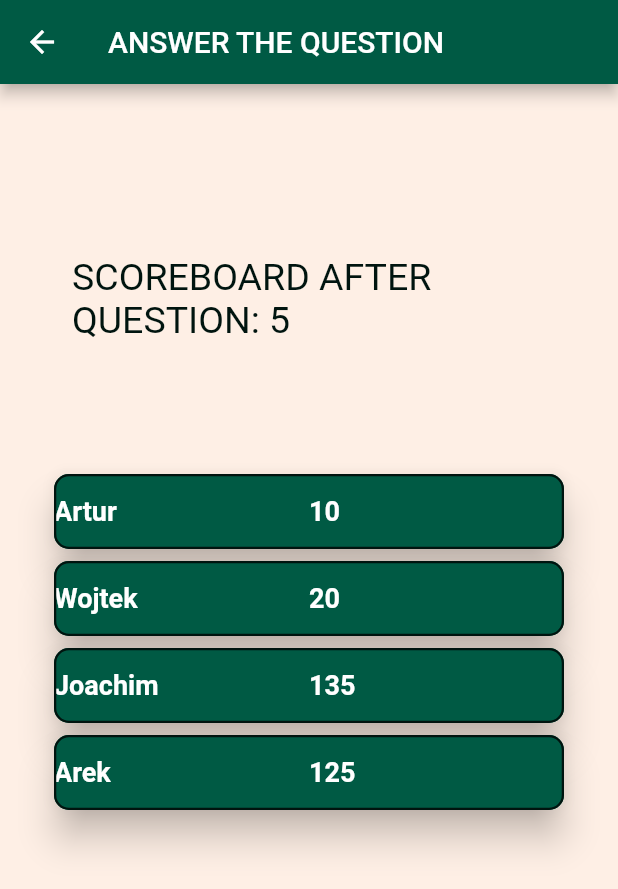
After one commit to DropTablePWR/kahootify, a Flutter app: the GamePage screen opened directly, swiped to page 3, on a phone screen of 412 x 824 dp. The commit adds this screen. Shown: the top 889 px of the screen. Run offline on Flutter 3.47's test engine with Material 2 defaults, Android fonts, the phone set to English and light mode, and no system bars; our stand-ins replace backdrop, bloc, equatable, flutter_bloc, flutter_neumorphic, flutter_spinkit and 5 more; missing offline and left inert: kahootify_server, scan, wifi_iot; accounts and stored records are empty; statements that could not run were skipped.

Commit message:
KAH-16 client game screen
Co-authored-by: Joachim Schmidt <joachim.schmidt@wp.pl>

```diff
--- /dev/null
+++ b/lib/features/game/views/game_page.dart
@@ -0,0 +1,70 @@
+import 'package:flutter/material.dart';
+import 'package:kahootify/color_const.dart';
+import 'package:kahootify_server/models/category.dart';
+import 'package:kahootify_server/models/player_info.dart';
+import 'package:kahootify_server/models/question.dart';
+import 'package:kahootify_server/models/quiz_question.dart';
+import 'package:kahootify_server/models/server_info.dart';
+
+import 'page_view_pages/first_page_view.dart';
+import 'page_view_pages/second_page_view.dart';
+import 'page_view_pages/third_page_view.dart';
+
+class GamePage extends StatelessWidget {
+  final QuizQuestion quizQuestion =
+      QuizQuestion('Animals', QuestionDifficulty.easy, 'dokąd nocą tupta jeż?', ['do przedszkola', 'do domu', 'do łóżka', 'o tam tam tam']);
+
+  final ServerInfo serverInfo = ServerInfo(
+    code: '1234',
+    qrCode: '1234',
+    ip: '1234',
+    name: 'TEST',
+    maxNumberOfPlayers: 10,
+    currentNumberOfPlayers: 10,
+    serverStatus: ServerStatus.inGame,
+    category: Category(id: 1, name: 'Animals'),
+    numberOfQuestions: 20,
+    answerTimeLimit: 20,
+    autoStart: true,
+  );
+
+  final int questionNumber = 5;
+  final List<PlayerInfo> results = [
+    PlayerInfo(id: 0, name: 'Artur', score: 10),
+    PlayerInfo(id: 1, name: 'Wojtek', score: 20),
+    PlayerInfo(id: 2, name: 'Joachim', score: 135),
+    PlayerInfo(id: 3, name: 'Arek', score: 125)
+  ];
+
+  final bool horizontal = false;
+
+  final numberOfResults = 4;
+
+  @override
+  Widget build(BuildContext context) {
+    final PageController controller = PageController(initialPage: 0);
+    return OrientationBuilder(
+      builder: (context, orientation) {
+        return Scaffold(
+          backgroundColor: KColors.backgroundLightColor,
+          appBar: AppBar(
+            title: Text('ANSWER THE QUESTION'),
+            backgroundColor: KColors.backgroundGreenColor,
+          ),
+          body: PageView(
+            scrollDirection: Axis.horizontal,
+            controller: controller,
+            physics: NeverScrollableScrollPhysics(),
+            children: [
+              CountDownPage(questionNumber: questionNumber),
+              QuestionPage(serverInfo: serverInfo, quizQuestion: quizQuestion, questionNumber: questionNumber),
+              ResultsPage(questionNumber: questionNumber, results: results),
+            ],
+          ),
+        );
+      },
+    );
+  }
+}
+
+enum ButtonState { disabled, enabled, correct, incorrect, waiting }
--- /dev/null
+++ b/lib/features/game/views/page_view_pages/third_page_view.dart
@@ -0,0 +1,45 @@
+import 'package:flutter/material.dart';
+import 'package:kahootify/features/game/views/widgets.dart';
+import 'package:kahootify_server/models/player_info.dart';
+
+class ResultsPage extends StatelessWidget {
+  const ResultsPage({required this.questionNumber, required this.results});
+
+  final int questionNumber;
+  final List<PlayerInfo> results;
+
+  @override
+  Widget build(BuildContext context) {
+    return OrientationBuilder(
+      builder: (context, orientation) {
+        return Padding(
+          padding: orientation == Orientation.portrait ? const EdgeInsets.symmetric(horizontal: 32) : const EdgeInsets.symmetric(horizontal: 64),
+          child: Column(
+            mainAxisAlignment: MainAxisAlignment.spaceEvenly,
+            children: [
+              Expanded(
+                flex: 1,
+                child: Row(
+                  mainAxisAlignment: MainAxisAlignment.center,
+                  children: [
+                    Expanded(
+                      child: HeaderText(text: 'SCOREBOARD AFTER QUESTION: ' + questionNumber.toString()),
+                    ),
+                  ],
+                ),
+              ),
+              Expanded(
+                flex: 2,
+                child: ListView.builder(
+                  shrinkWrap: true,
+                  itemCount: results.length,
+                  itemBuilder: (_, int index) => ResultListItem(playerInfo: results[index]),
+                ),
+              )
+            ],
+          ),
+        );
+      },
+    );
+  }
+}
--- /dev/null
+++ b/lib/features/game/views/widgets.dart
@@ -0,0 +1,121 @@
+import 'package:circular_countdown_timer/circular_countdown_timer.dart';
+import 'package:flutter/material.dart';
+import 'package:kahootify/color_const.dart';
+import 'package:kahootify/features/game/views/game_page.dart';
+import 'package:kahootify_server/models/player_info.dart';
+
+class CircularCountdown extends StatelessWidget {
+  const CircularCountdown({required this.time});
+
+  final int time;
+
+  @override
+  Widget build(BuildContext context) {
+    return CircularCountDownTimer(
+      width: 150,
+      height: 150,
+      duration: time,
+      textFormat: CountdownTextFormat.S,
+      ringColor: KColors.backgroundLightColor,
+      fillColor: KColors.backgroundGreenColor,
+      strokeWidth: 10.0,
+      isReverse: true,
+      textStyle: TextStyle(fontSize: 35, color: KColors.basedBlackColor),
+      onStart: () {
+        print("czas start");
+      },
+      onComplete: () {
+        print("czas stop");
+      },
+    );
+  }
+}
+
+class AnswerButton extends StatelessWidget {
+  const AnswerButton({
+    required this.index,
+    required this.answer,
+    required this.buttonState,
+  });
+
+  final int index;
+  final String answer;
+  final ButtonState buttonState;
+
+  Color getButtonColor() {
+    switch (buttonState) {
+      case ButtonState.correct:
+        return KColors.backgroundGreenColor;
+      case ButtonState.incorrect:
+        return KColors.basedRedColor;
+      case ButtonState.waiting:
+        return Colors.grey.shade300;
+      case ButtonState.enabled:
+        return KColors.basedOrangeColor;
+      default:
+        return Colors.grey.shade300;
+    }
+  }
+
+  @override
+  Widget build(BuildContext context) {
+    return Center(
+      child: ElevatedButton(
+        onPressed: () {}, //TODO on answerButton pressed
+        child: Text(answer),
+        style: ElevatedButton.styleFrom(
+            primary: getButtonColor(),
+            alignment: Alignment.center,
+            shape: RoundedRectangleBorder(borderRadius: BorderRadius.circular(10.0)),
+            elevation: 5,
+            padding: const EdgeInsets.symmetric(horizontal: 16),
+            textStyle: TextStyle(color: KColors.basedBlackColor, fontSize: 15),
+            minimumSize: Size(140, 120)),
+      ),
+    );
+  }
+}
+
+class HeaderText extends StatelessWidget {
+  const HeaderText({required this.text});
+
+  final String text;
+
+  @override
+  Widget build(BuildContext context) {
+    return Padding(
+      padding: const EdgeInsets.fromLTRB(16, 30, 16, 0),
+      child: Text(text, style: TextStyle(fontSize: 25, color: KColors.basedBlackColor)),
+    );
+  }
+}
+
+class ResultListItem extends StatelessWidget {
+  final PlayerInfo playerInfo;
+
+  const ResultListItem({required this.playerInfo});
+
+  static const _resultTextStyle = TextStyle(color: Colors.white, fontSize: 18, fontWeight: FontWeight.bold);
+
+  @override
+  Widget build(BuildContext context) {
+    return Card(
+      shape: RoundedRectangleBorder(
+        borderRadius: BorderRadius.circular(10.0),
+        side: BorderSide(color: KColors.basedBlackColor, width: 1.5),
+      ),
+      color: KColors.backgroundGreenColor,
+      elevation: 10,
+      child: SizedBox(
+        height: 50.0,
+        child: Row(
+          mainAxisAlignment: MainAxisAlignment.spaceAround,
+          children: [
+            Expanded(child: Text(playerInfo.name, style: _resultTextStyle)),
+            Expanded(child: Text(playerInfo.score.toString(), style: _resultTextStyle)),
+          ],
+        ),
+      ),
+    );
+  }
+}
--- a/lib/features/lobby/views/lobby_page.dart
+++ b/lib/features/lobby/views/lobby_page.dart
@@ -5,9 +5,9 @@ import 'package:flutter/material.dart';
 import 'package:flutter_bloc/flutter_bloc.dart';
 import 'package:flutter_neumorphic/flutter_neumorphic.dart';
 import 'package:kahootify/color_const.dart';
+import 'package:kahootify/features/game/views/game_page.dart';
 import 'package:kahootify/features/lobby/bloc/lobby_page_bloc.dart';
 import 'package:kahootify/features/lobby/views/players_list_view.dart';
-import 'package:kahootify/features/welcome/welcome_page.dart';
 import 'package:kahootify_server/models/player_info.dart';
 import 'package:kahootify_server/models/server_info.dart';
 
@@ -47,7 +47,7 @@ class LobbyPage extends StatelessWidget {
         return BlocConsumer<LobbyPageBloc, LobbyPageState>(
           listener: (context, lobbyPageState) {
             if (lobbyPageState.shouldProceedToGameScreen) {
-              Navigator.of(context).push(MaterialPageRoute(builder: (context) => WelcomePage())); //TODO navigate to game screen
+              Navigator.of(context).push(MaterialPageRoute(builder: (context) => GamePage()));
             }
           },
           builder: (context, lobbyPageState) {
--- a/pubspec.yaml
+++ b/pubspec.yaml
@@ -27,6 +27,7 @@ dependencies:
   backdrop: ^0.6.1
   qr_flutter: ^4.0.0
   flutter_neumorphic: ^3.1.0
+  circular_countdown_timer: ^0.2.0
   kahootify_server:
     path: packages/server
 
```
Also changed, not shown: lib/features/game/views/page_view_pages/first_page_view.dart (added, +34 -0 lines), lib/features/game/views/page_view_pages/second_page_view.dart (added, +113 -0 lines), pubspec.lock.
